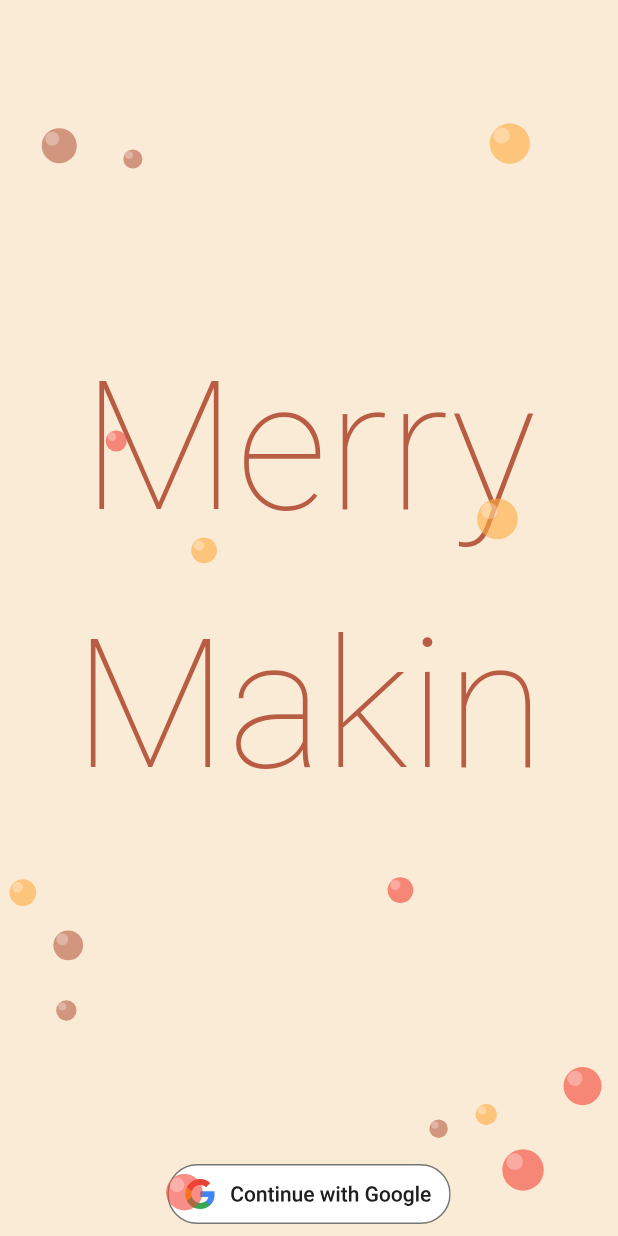
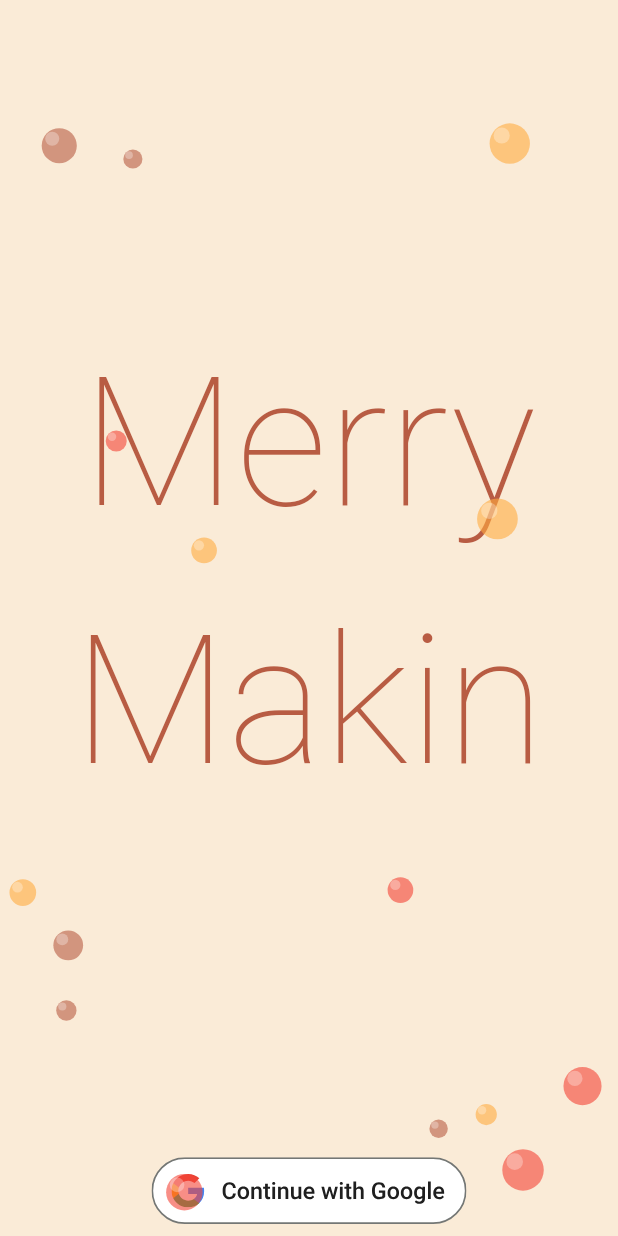
Before and after one commit to namanshrimali/MerryMakin, a Flutter app: the screen it shows after launch, on a phone screen of 412 x 824 dp. Run offline on Flutter 3.47's test engine with Material 3 defaults, Android fonts, the phone set to English and light mode, and no system bars; our stand-ins replace cached_network_image, flutter_riverpod, flutter_svg, go_router, google_sign_in, image_picker and 3 more; missing offline and left inert: dart:html, universal_html; accounts and stored records are empty; network calls fail; project files that could hold a hidden picture were left out.

Commit message:
Both apple and google sign in buttons are now similar

```diff
--- a/lib/commons/widgets/oauth_login.dart
+++ b/lib/commons/widgets/oauth_login.dart
@@ -1,9 +1,11 @@
 import 'dart:io';
 
 import 'package:flutter/foundation.dart';
-import 'package:flutter/material.dart';
+import 'package:flutter/material.dart' hide IconAlignment;
 import 'package:flutter_riverpod/flutter_riverpod.dart';
 import 'package:flutter_svg/svg.dart';
+import 'package:merrymakin/commons/widgets/buttons/pro_button_with_icon_and_text.dart';
+import 'package:merrymakin/commons/widgets/buttons/pro_outlined_button.dart';
 import 'package:merrymakin/commons/widgets/buttons/pro_sign_in_with_apple.dart';
 import '../providers/user_provider.dart';
 import '../models/spryly_services.dart';
@@ -12,7 +14,7 @@ import '../service/user_service.dart';
 import '../utils/string_utils.dart';
 import 'pro_snackbar.dart';
 import '../models/user_request_dto.dart';
-import 'package:sign_in_with_apple/sign_in_with_apple.dart';
+import 'package:sign_in_with_apple/sign_in_with_apple.dart' hide IconAlignment;
 import '../api/google_sign_in_web.dart';
 // import '../api/apple_sign_in_web.dart';
 
@@ -180,11 +182,18 @@ class _OAuthLoginState extends ConsumerState<OAuthLogin> {
           onPressed: _signInWithGoogle,
           icon: SvgPicture.asset(
             'lib/commons/assets/google_sign_in_button.svg',
+            // height: 44,
+            width: 210,
           ),
         ),
         if (!kIsWeb && Platform.isIOS)
-          ProSignInWithAppleButton(
-            onPressed: _signInWithApple,
+          Container(
+            width: 210,
+            padding: EdgeInsets.all(0),
+
+            child: ProSignInWithAppleButton(
+              onPressed: _signInWithApple,
+            ),
           ),
       ],
     );
```
Also changed, not shown: lib/commons/widgets/buttons/pro_sign_in_with_apple.dart (+4 -4 lines).
